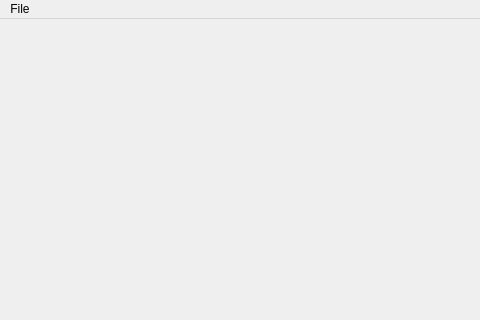
This is mainwindow.ui in AdamC19/VC8145_Logger_App as Qt 5 draws it before an edit; both pictures show x 0 to 480 and y 0 to 320 of the 800 by 600 pixel window. The edited form follows.
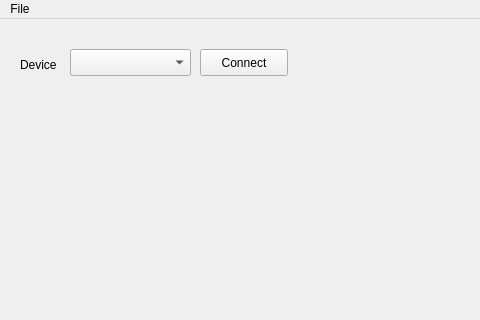
This is the edited form.

Diff of the .ui file:
```diff
--- a/mainwindow.ui
+++ b/mainwindow.ui
@@ -13,7 +13,44 @@
   <property name="windowTitle">
    <string>MainWindow</string>
   </property>
-  <widget class="QWidget" name="centralwidget"/>
+  <widget class="QWidget" name="centralwidget">
+   <widget class="QComboBox" name="comportComboBox">
+    <property name="geometry">
+     <rect>
+      <x>70</x>
+      <y>30</y>
+      <width>121</width>
+      <height>27</height>
+     </rect>
+    </property>
+   </widget>
+   <widget class="QLabel" name="deviceLabel">
+    <property name="geometry">
+     <rect>
+      <x>20</x>
+      <y>30</y>
+      <width>51</width>
+      <height>31</height>
+     </rect>
+    </property>
+    <property name="text">
+     <string>Device</string>
+    </property>
+   </widget>
+   <widget class="QPushButton" name="connectButton">
+    <property name="geometry">
+     <rect>
+      <x>200</x>
+      <y>30</y>
+      <width>88</width>
+      <height>27</height>
+     </rect>
+    </property>
+    <property name="text">
+     <string>Connect</string>
+    </property>
+   </widget>
+  </widget>
   <widget class="QMenuBar" name="menubar">
    <property name="geometry">
     <rect>
```
Left out of the diff: 2 changed lines with no effect on the pictures.
